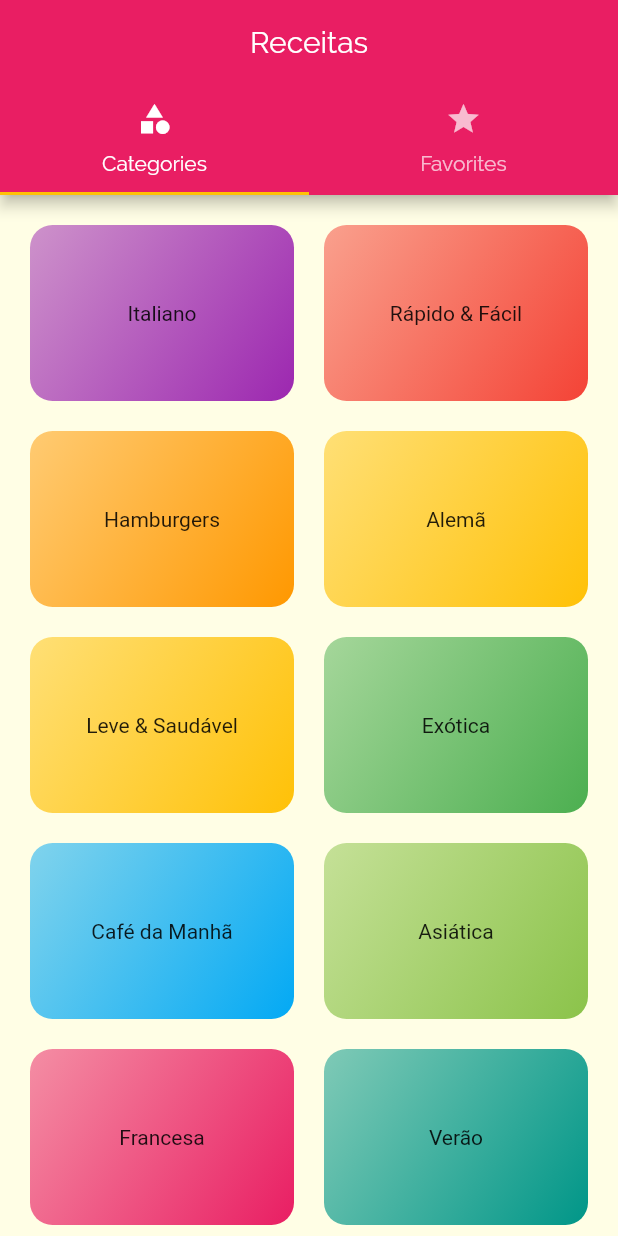
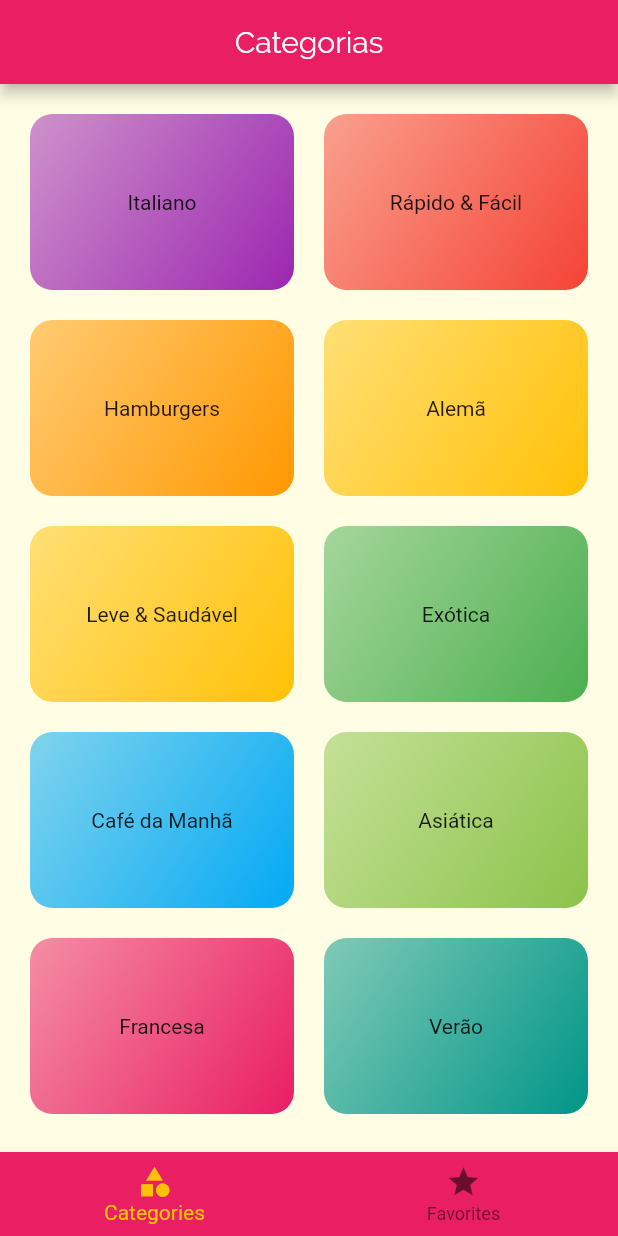
Before and after one commit to richellyitalo/estudos-flutter, a Flutter app: the screen it shows after launch, on a phone screen of 412 x 824 dp. Run offline on Flutter 3.47's test engine with Material 2 defaults, Android fonts, the phone set to English and light mode, and no system bars.

Commit message:
Navegação inferior via tabbar

```diff
--- a/receitas__navegacao/lib/routes/routes.dart
+++ b/receitas__navegacao/lib/routes/routes.dart
@@ -1,5 +1,4 @@
 import 'package:flutter/material.dart';
-import '../screens/categories_screen.dart';
 import '../screens/category_meals_screen.dart';
 import '../screens/meal_detail_screen.dart';
 import '../screens/tab_viewer_screen.dart';
--- a/receitas__navegacao/lib/screens/tab_viewer_screen.dart
+++ b/receitas__navegacao/lib/screens/tab_viewer_screen.dart
@@ -2,35 +2,49 @@ import 'package:flutter/material.dart';
 import 'categories_screen.dart';
 import 'favorites_screen.dart';
 
-class TabViewerScreen extends StatelessWidget {
+class TabViewerScreen extends StatefulWidget {
+  @override
+  _TabViewerScreenState createState() => _TabViewerScreenState();
+}
+
+class _TabViewerScreenState extends State<TabViewerScreen> {
+  final List<Map<String, Object>> _screensOptions = [
+    {'title': 'Categorias', 'screen': CategoriesScreen()},
+    {'title': 'Receitas favoritas', 'screen': FavoritesScreen()},
+  ];
+
+  int _selectedScreenIndex = 0;
+
+  _selectWidget(index) {
+    setState(() {
+      _selectedScreenIndex = index;
+    });
+  }
+
   @override
   Widget build(BuildContext context) {
-    return DefaultTabController(
-      length: 2,
-      child: Scaffold(
+    return Scaffold(
       appBar: AppBar(
         title: Center(
-            child: Text('Receitas'),
+          child: Text(_screensOptions[_selectedScreenIndex]['title']),
         ),
-          bottom: TabBar(
-            tabs: [
-              Tab(
+      ),
+      body: _screensOptions[_selectedScreenIndex]['screen'],
+      bottomNavigationBar: BottomNavigationBar(
+        backgroundColor: Theme.of(context).primaryColor,
+        selectedItemColor: Theme.of(context).accentColor,
+        currentIndex: _selectedScreenIndex,
+        onTap: _selectWidget,
+        items: const <BottomNavigationBarItem>[
+          BottomNavigationBarItem(
             icon: Icon(Icons.category),
-                text: 'Categories',
+            label: 'Categories',
           ),
-              Tab(
+          BottomNavigationBarItem(
             icon: Icon(Icons.star),
-                text: 'Favorites',
+            label: 'Favorites',
           )
         ],
-          ),
-        ),
-        body: TabBarView(
-          children: [
-            CategoriesScreen(),
-            FavoritesScreen(),
-          ],
-        ),
       ),
     );
   }
```
Also changed, not shown: receitas__navegacao/lib/screens/tab_viewer_screen__up.dart (added, +40 -0 lines), 1 other file. Lines whose indentation alone changed are shown as unchanged.
